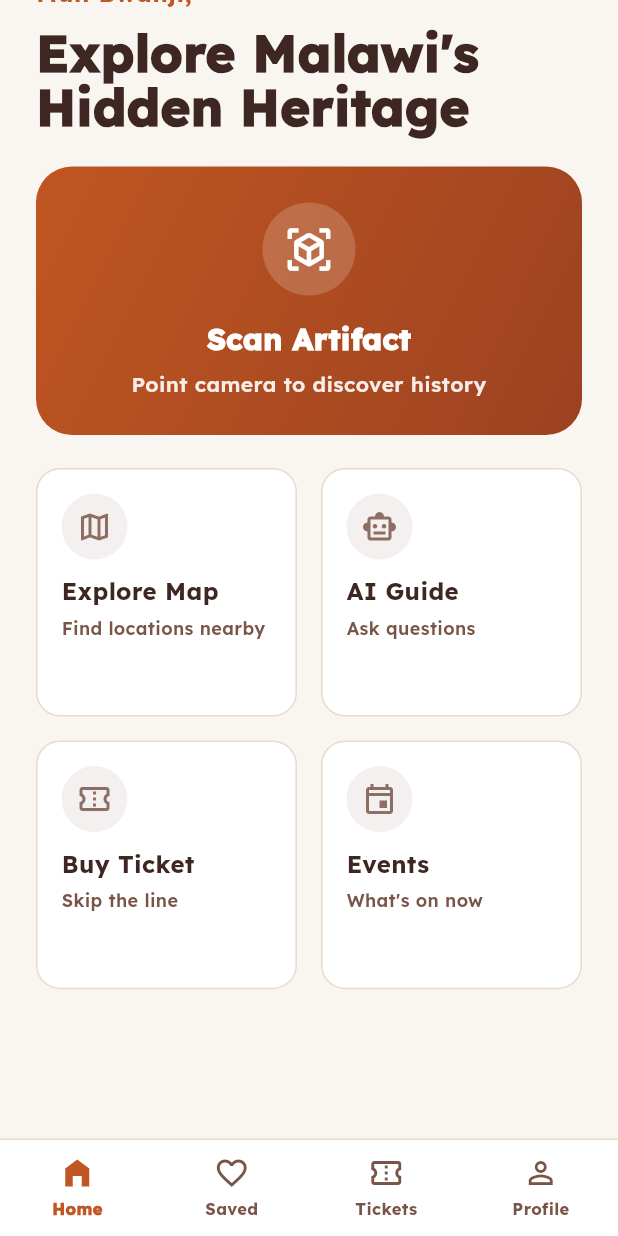
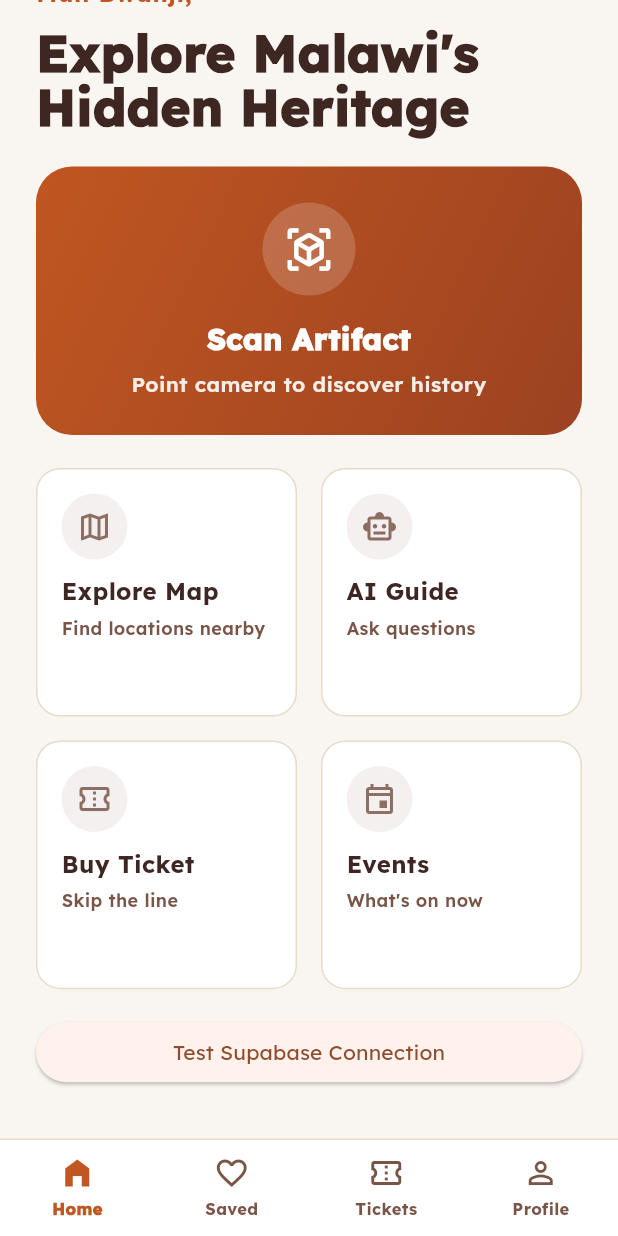
Before and after one commit to Tupochere/Museum-App-UI, a Flutter app: the screen it shows after launch, scrolled down 84 dp, on a phone screen of 412 x 824 dp. Run offline on Flutter 3.47's test engine with Material 3 defaults, Android fonts, the phone set to English and light mode, and no system bars; our stand-ins replace flutter_dotenv, supabase_flutter; accounts and stored records are empty.

Commit message:
Add Supabase-backed OOP data layer with Artifact repository (#1)

```diff
--- /dev/null
+++ b/mtengatenga_ar/lib/core/domain/entities/artifact.dart
@@ -0,0 +1,40 @@
+/// Pure business entity representing an artifact from the museum database.
+/// This maps directly to the Supabase 'artifacts' table.
+class Artifact {
+  final String id;
+  final String name;
+  final String description;
+  final String? roomId;
+  final String? markerImageUrl;
+  final String? audioUrl;
+  final String? model3dUrl;
+  final DateTime updatedAt;
+
+  const Artifact({
+    required this.id,
+    required this.name,
+    required this.description,
+    this.roomId,
+    this.markerImageUrl,
+    this.audioUrl,
+    this.model3dUrl,
+    required this.updatedAt,
+  });
+
+  /// Factory for creating from Supabase JSON
+  factory Artifact.fromJson(Map<String, dynamic> json) {
+    return Artifact(
+      id: json['id'] as String,
+      name: json['name'] as String,
+      description: json['description'] as String,
+      roomId: json['room_id'] as String?,
+      markerImageUrl: json['marker_image_url'] as String?,
+      audioUrl: json['audio_url'] as String?,
+      model3dUrl: json['model3d_url'] as String?,
+      updatedAt: DateTime.parse(json['updated_at'] as String),
+    );
+  }
+
+  /// Convert to UiArtifactSummary for display
+  /// (You'll use this later to bridge domain -> UI)
+}
--- /dev/null
+++ b/mtengatenga_ar/lib/core/services/supabase_service.dart
@@ -0,0 +1,7 @@
+import 'package:supabase_flutter/supabase_flutter.dart';
+
+/// Wrapper service for accessing the Supabase client
+/// Makes it easier to inject and test
+class SupabaseService {
+  SupabaseClient get client => Supabase.instance.client;
+}
--- a/mtengatenga_ar/lib/features/home/mtengatenga_home_screen.dart
+++ b/mtengatenga_ar/lib/features/home/mtengatenga_home_screen.dart
@@ -1,6 +1,7 @@
 import 'package:flutter/material.dart';
 import '../../theme/app_tokens.dart';
 import '../ai_guide/ai_guide_screen.dart';
+import 'debug_artifacts_screen.dart';
 import '../events/events_screen.dart';
 import '../map/indoor_navigation_screen.dart';
 import '../scan/scan_screen.dart';
@@ -99,6 +100,20 @@ class _MtengatengaHomeScreenState extends State<MtengatengaHomeScreen> {
                     },
                   ),
                 ],
+              ),
+              const SizedBox(height: 18),
+              SizedBox(
+                width: double.infinity,
+                child: ElevatedButton(
+                  onPressed: () {
+                    Navigator.of(context).push(
+                      MaterialPageRoute(
+                        builder: (_) => const DebugArtifactsScreen(),
+                      ),
+                    );
+                  },
+                  child: const Text('Test Supabase Connection'),
+                ),
               ),
             ],
           ),
--- a/mtengatenga_ar/lib/main.dart
+++ b/mtengatenga_ar/lib/main.dart
@@ -1,8 +1,22 @@
 import 'package:flutter/material.dart';
+import 'package:supabase_flutter/supabase_flutter.dart';
+import 'package:flutter_dotenv/flutter_dotenv.dart';
+import 'core/services/service_locator.dart';
 import 'core/ui/shell/app_shell.dart';
 import 'theme/app_theme.dart';
 
-void main() {
+Future<void> main() async {
+  WidgetsFlutterBinding.ensureInitialized();
+
+  await dotenv.load(fileName: ".env");
+
+  await Supabase.initialize(
+    url: dotenv.env['SUPABASE_URL']!,
+    anonKey: dotenv.env['SUPABASE_ANON_KEY']!,
+  );
+
+  ServiceLocator().init();
+
   runApp(const MtengatengaApp());
 }
 
--- a/mtengatenga_ar/pubspec.yaml
+++ b/mtengatenga_ar/pubspec.yaml
@@ -28,8 +28,12 @@ environment:
 # the latest version available on pub.dev. To see which dependencies have newer
 # versions available, run `flutter pub outdated`.
 dependencies:
+  supabase_flutter: ^2.0.0
+  flutter_dotenv: ^5.1.0
   flutter:
     sdk: flutter
+
+
 
   # The following adds the Cupertino Icons font to your application.
   # Use with the CupertinoIcons class for iOS style icons.
@@ -57,6 +61,7 @@ flutter:
   # the material Icons class.
   uses-material-design: true
   assets:
+    - .env
     - assets/images/
 
   # An image asset can refer to one or more resolution-specific "variants", see
```
Also changed, not shown: mtengatenga_ar/lib/core/data/repositories/artifact_repository_supabase.dart (added, +63 -0 lines), mtengatenga_ar/lib/core/data/repositories/i_artifact_repository.dart (added, +14 -0 lines), mtengatenga_ar/lib/core/domain/entities/room.dart (added, +23 -0 lines), mtengatenga_ar/lib/core/services/service_locator.dart (added, +22 -0 lines), mtengatenga_ar/lib/features/home/debug_artifacts_screen.dart (added, +77 -0 lines), mtengatenga_ar/pubspec.lock, 6 other files.
